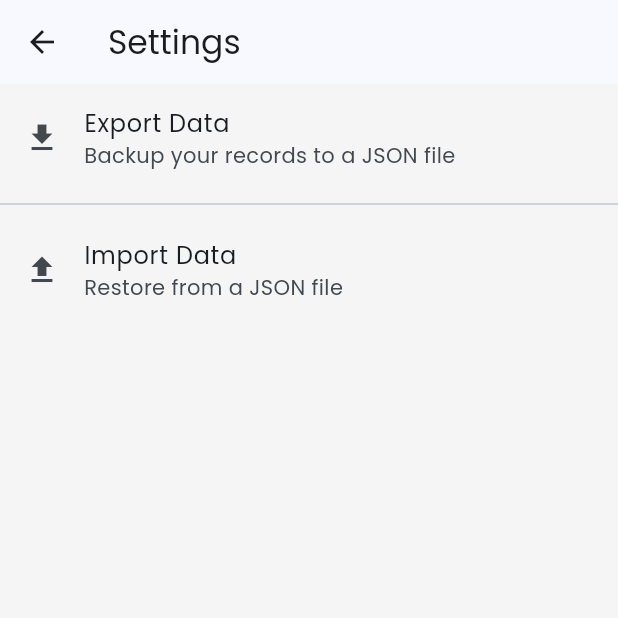
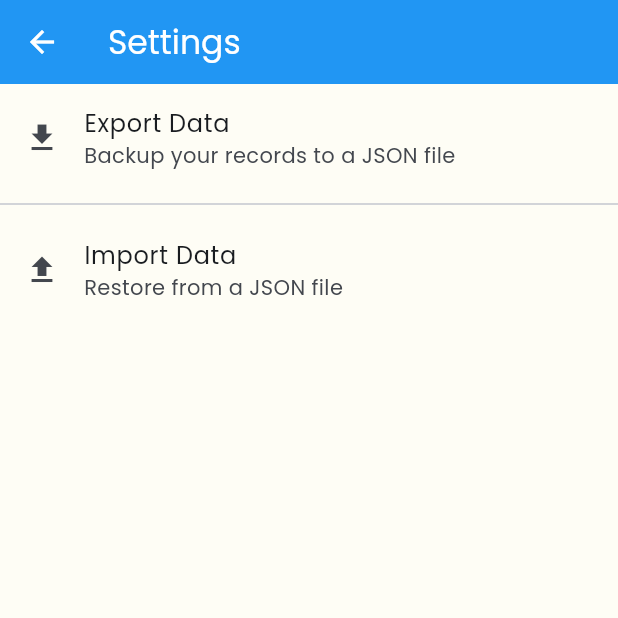
Before and after one commit to inuka199/Maintainmate, a Flutter app: the screen it shows after launch, after a tap on the "settings" icon, on a phone screen of 412 x 824 dp, the top half of it. Run offline on Flutter 3.47's test engine with Material 3 defaults, Android fonts, the phone set to English and light mode, and no system bars; our stand-ins replace cloud_firestore, file_picker, firebase_core, fl_chart, google_fonts, share_plus; accounts and stored records are empty.

Commit message:
customized/img added

```diff
--- a/lib/main.dart
+++ b/lib/main.dart
@@ -46,7 +46,12 @@ class MyApp extends StatelessWidget {
           colorScheme: ColorScheme.fromSeed(seedColor: Colors.blue),
           useMaterial3: true,
           textTheme: GoogleFonts.poppinsTextTheme(), // Modern clear font
-          scaffoldBackgroundColor: Colors.grey[100],
+          scaffoldBackgroundColor: const Color(0xFFFEFDF5),
+          appBarTheme: const AppBarTheme(
+            backgroundColor: Colors.blue,
+            foregroundColor: Colors.white,
+            elevation: 0,
+          ),
         ),
         home: const HomeScreen(),
       ),
--- a/lib/screens/add_record_screen.dart
+++ b/lib/screens/add_record_screen.dart
@@ -193,7 +193,7 @@ class _AddRecordScreenState extends State<AddRecordScreen> {
                   controller: _costController,
                   decoration: const InputDecoration(
                     labelText: 'Cost',
-                    prefixText: '\$ ',
+                    prefixText: 'Rs ',
                   ),
                   keyboardType: TextInputType.number,
                   validator: (value) {
--- a/lib/screens/history_screen.dart
+++ b/lib/screens/history_screen.dart
@@ -148,7 +148,7 @@ class _HistoryScreenState extends State<HistoryScreen> {
           ],
         ),
         trailing: Text(
-          '\$${record.cost.toStringAsFixed(2)}',
+          'Rs ${record.cost.toStringAsFixed(2)}',
           style: const TextStyle(fontWeight: FontWeight.bold, color: Colors.green),
         ),
         onTap: () {
--- a/lib/screens/home_screen.dart
+++ b/lib/screens/home_screen.dart
@@ -7,6 +7,7 @@ import 'history_screen.dart';
 import 'report_screen.dart';
 import 'package:intl/intl.dart';
 import 'settings_screen.dart';
+import 'upcoming_services_screen.dart';
 
 class HomeScreen extends StatelessWidget {
   const HomeScreen({super.key});
@@ -30,9 +31,16 @@ class HomeScreen extends StatelessWidget {
           )
         ],
       ),
-      body: Padding(
+      body: LayoutBuilder(
+        builder: (context, constraints) {
+          return SingleChildScrollView(
+            child: ConstrainedBox(
+              constraints: BoxConstraints(minHeight: constraints.maxHeight),
+              child: Column(
+                crossAxisAlignment: CrossAxisAlignment.stretch,
+                children: [
+                  Padding(
                     padding: const EdgeInsets.all(16.0),
-        child: SingleChildScrollView(
                     child: Column(
                       crossAxisAlignment: CrossAxisAlignment.stretch,
                       children: [
@@ -45,10 +53,18 @@ class HomeScreen extends StatelessWidget {
                                 Expanded(
                                   child: _buildSummaryCard(
                                     context,
-                          'Next Service',
+                                    'Upcoming Service',
                                     _getNextServiceDate(provider),
                                     Colors.orangeAccent,
                                     Icons.calendar_today,
+                                    onTap: () {
+                                      Navigator.push(
+                                        context,
+                                        MaterialPageRoute(
+                                          builder: (context) => const UpcomingServicesScreen(),
+                                        ),
+                                      );
+                                    },
                                   ),
                                 ),
                                 const SizedBox(width: 16),
@@ -56,7 +72,7 @@ class HomeScreen extends StatelessWidget {
                                   child: _buildSummaryCard(
                                     context,
                                     'Total Cost',
-                          '\$${provider.totalCost.toStringAsFixed(2)}',
+                                    'Rs ${provider.totalCost.toStringAsFixed(2)}',
                                     Colors.greenAccent,
                                     Icons.attach_money,
                                   ),
@@ -103,6 +119,23 @@ class HomeScreen extends StatelessWidget {
                       ],
                     ),
                   ),
+
+                  const SizedBox(height: 20),
+                  // Decorative Image
+                  Padding(
+                    padding: const EdgeInsets.symmetric(horizontal: 60.0),
+                    child: Image.asset(
+                      'assets/images/vehicle_v3.png',
+                      width: double.infinity,
+                      height: 240,
+                      fit: BoxFit.cover,
+                    ),
+                  ),
+                ],
+              ),
+            ),
+          );
+        },
       ),
     );
   }
@@ -121,11 +154,14 @@ class HomeScreen extends StatelessWidget {
     return DateFormat('MMM dd, yyyy').format(futureRecords.first.nextDate!);
   }
 
-  Widget _buildSummaryCard(BuildContext context, String title, String value, Color color, IconData icon) {
+  Widget _buildSummaryCard(BuildContext context, String title, String value, Color color, IconData icon, {VoidCallback? onTap}) {
     return Card(
       elevation: 4,
       shape: RoundedRectangleBorder(borderRadius: BorderRadius.circular(12)),
       color: Colors.white,
+      clipBehavior: Clip.hardEdge, // Ensure ink splash is clipped
+      child: InkWell(
+        onTap: onTap,
         child: Padding(
           padding: const EdgeInsets.all(16.0),
           child: Column(
@@ -142,6 +178,7 @@ class HomeScreen extends StatelessWidget {
                 overflow: TextOverflow.ellipsis,
               ),
             ],
+          ),
         ),
       ),
     );
--- a/lib/screens/report_screen.dart
+++ b/lib/screens/report_screen.dart
@@ -33,7 +33,7 @@ class ReportScreen extends StatelessWidget {
                   child: Column(
                     children: [
                       const Text("Total Expenses", style: TextStyle(color: Colors.white, fontSize: 16)),
-                      Text("\$${totalCost.toStringAsFixed(2)}", style: const TextStyle(color: Colors.white, fontSize: 32, fontWeight: FontWeight.bold)),
+                      Text("Rs ${totalCost.toStringAsFixed(2)}", style: const TextStyle(color: Colors.white, fontSize: 32, fontWeight: FontWeight.bold)),
                     ],
                   ),
                 ),
@@ -54,7 +54,7 @@ class ReportScreen extends StatelessWidget {
                         mainAxisAlignment: MainAxisAlignment.spaceBetween,
                         children: [
                           Text(e.key),
-                          Text("\$${itemTotal.toStringAsFixed(2)}"),
+                          Text("Rs ${itemTotal.toStringAsFixed(2)}"),
                         ],
                       ),
                       const SizedBox(height: 4),
--- a/pubspec.yaml
+++ b/pubspec.yaml
@@ -68,9 +68,8 @@ flutter:
   uses-material-design: true
 
   # To add assets to your application, add an assets section, like this:
-  # assets:
-  #   - images/a_dot_burr.jpeg
-  #   - images/a_dot_ham.jpeg
+  assets:
+    - assets/images/
 
   # An image asset can refer to one or more resolution-specific "variants", see
   # https://flutter.dev/to/resolution-aware-images
```
Also changed, not shown: lib/screens/upcoming_services_screen.dart (added, +94 -0 lines), assets/images/vehicle.png (added), assets/images/vehicle_v2.png (added), assets/images/vehicle_v3.png (added), assets/images/vehicle_v4.png (added), assets/images/vehicle_v5.png (added). Lines whose indentation alone changed are shown as unchanged.
